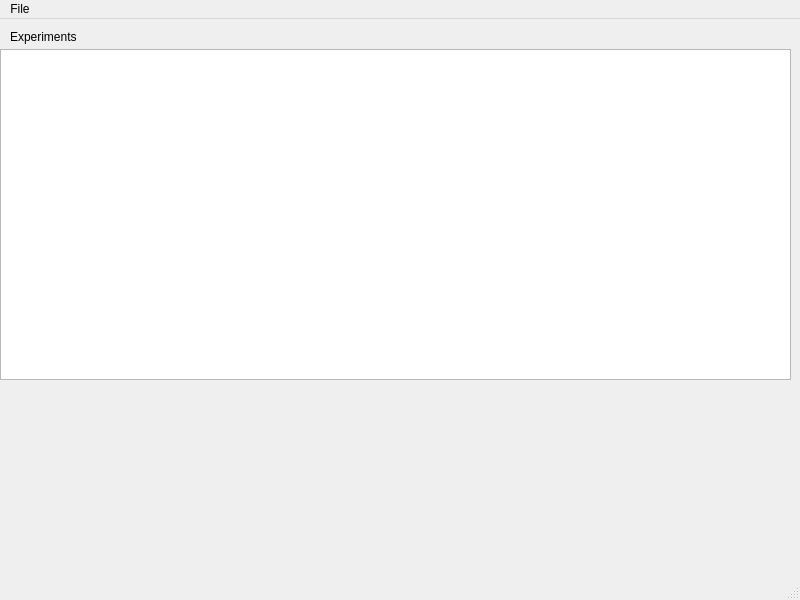
First picture: the form in pyqt/view.ui, repository DavidRSeWell/VikingZero, before the edit.
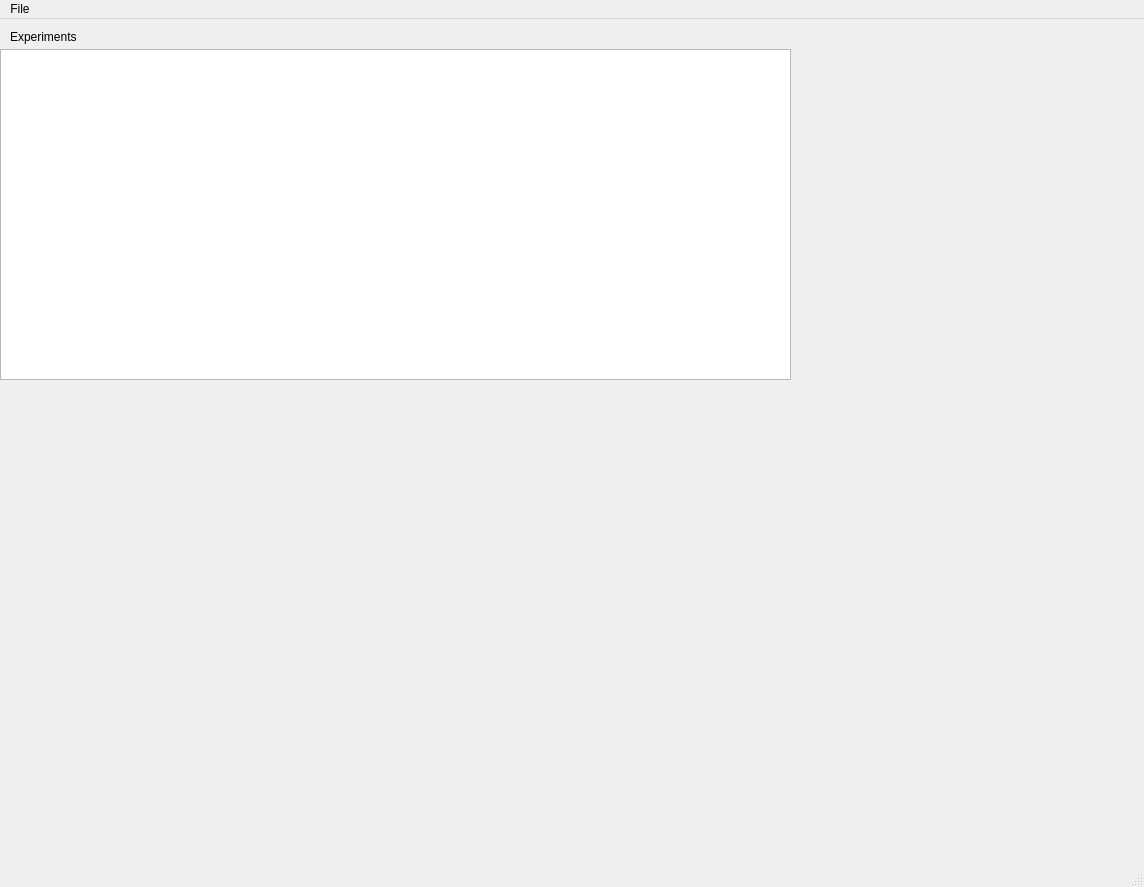
Second picture: the form after the edit.

Commit message: DS - Have a decent framework setup for Dash to view Sacred experiment.

```diff
--- a/pyqt/view.ui
+++ b/pyqt/view.ui
@@ -6,8 +6,8 @@
    <rect>
     <x>0</x>
     <y>0</y>
-    <width>800</width>
-    <height>600</height>
+    <width>1144</width>
+    <height>887</height>
    </rect>
   </property>
   <property name="windowTitle">
@@ -48,7 +48,7 @@
     <rect>
      <x>0</x>
      <y>0</y>
-     <width>800</width>
+     <width>1144</width>
      <height>22</height>
     </rect>
    </property>
```
The commit also changes 11 other files.
